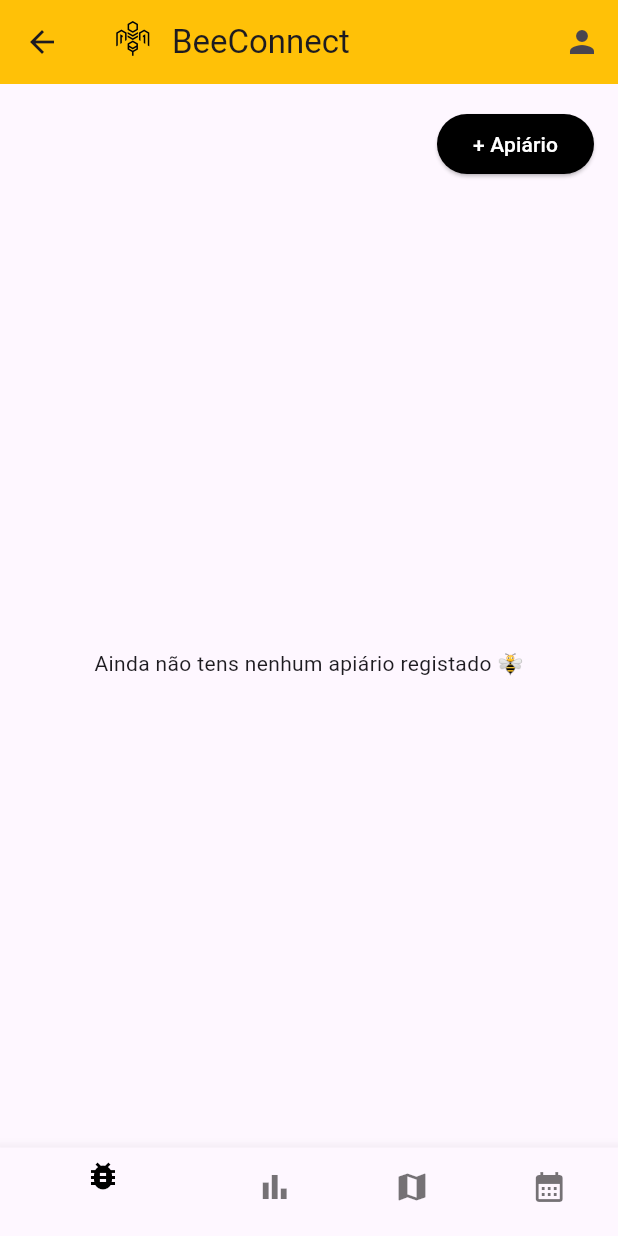
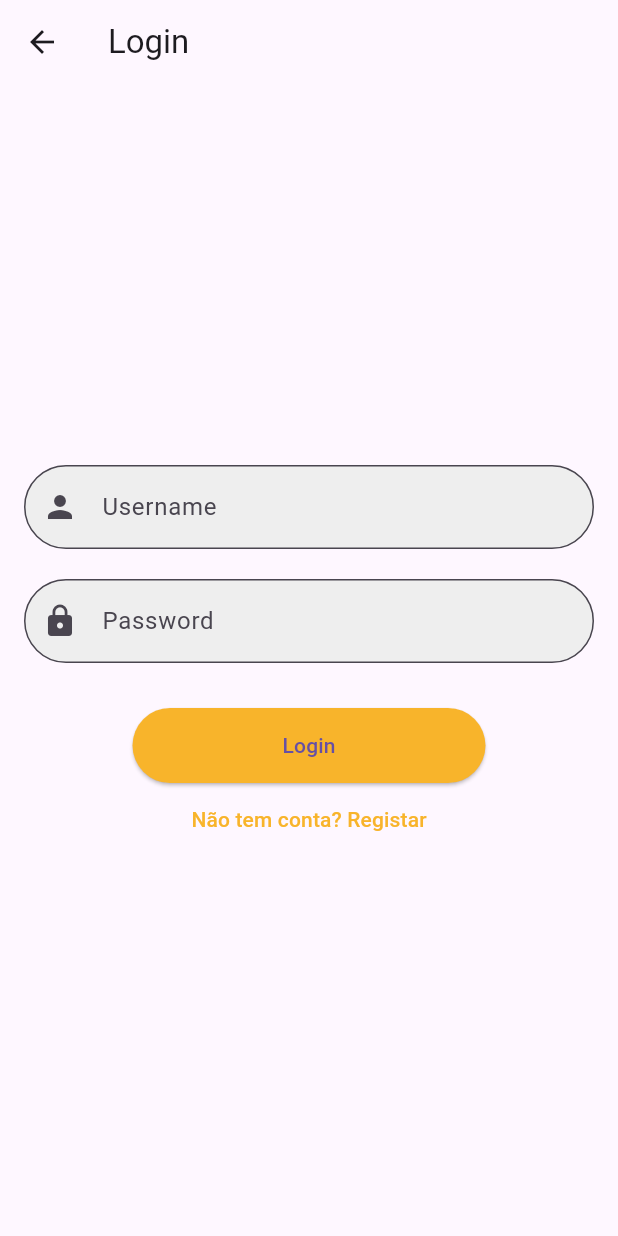
Before and after one commit to M10D12/Bee_Connect_fl, a Flutter app: the screen it shows after launch, on a phone screen of 412 x 824 dp. Run offline on Flutter 3.47's test engine with Material 3 defaults, Android fonts, the phone set to English and light mode, and no system bars; our stand-ins replace cloud_firestore, firebase_database, flutter_map, fluttertoast, geocoding, image_picker and 2 more; accounts and stored records are empty.

Commit message:
login register and profile init

```diff
--- a/lib/db/database_helper.dart
+++ b/lib/db/database_helper.dart
@@ -21,8 +21,9 @@ class DatabaseHelper {
 
     return await openDatabase(
       path,
-      version: 2,
+      version: 3,  // Versão atualizada
       onCreate: (db, version) async {
+        // Criando a tabela apiaries
         await db.execute('''
           CREATE TABLE apiaries (
             id INTEGER PRIMARY KEY AUTOINCREMENT,
@@ -35,6 +36,7 @@ class DatabaseHelper {
           )
         ''');
 
+        // Criando a tabela hives
         await db.execute('''
           CREATE TABLE hives (
             id TEXT PRIMARY KEY,
@@ -46,6 +48,27 @@ class DatabaseHelper {
             apiary_id TEXT
           )
         ''');
+
+        // Criando a tabela users
+        await db.execute('''
+          CREATE TABLE IF NOT EXISTS users (
+            id INTEGER PRIMARY KEY AUTOINCREMENT,
+            username TEXT,
+            password TEXT
+          )
+        ''');
+      },
+      onUpgrade: (db, oldVersion, newVersion) async {
+        // Quando a versão for atualizada, podemos incluir migrações aqui
+        if (oldVersion < 3) {
+          await db.execute('''
+            CREATE TABLE IF NOT EXISTS users (
+              id INTEGER PRIMARY KEY AUTOINCREMENT,
+              username TEXT,
+              password TEXT
+            )
+          ''');
+        }
       },
     );
   }
@@ -114,7 +137,6 @@ class DatabaseHelper {
     );
   }
 
-
   Future<List<Map<String, dynamic>>> getHivesByApiary(String apiaryId) async {
     final db = await database;
     return await db.query(
@@ -128,4 +150,50 @@ class DatabaseHelper {
     final db = await database;
     await db.delete('hives', where: 'id = ?', whereArgs: [id]);
   }
+
+  // ------------------ USERS ------------------
+
+  Future<void> insertUser(String username, String password) async {
+    final db = await database;
+    await db.insert(
+      'users',
+      {
+        'username': username,
+        'password': password,
+      },
+      conflictAlgorithm: ConflictAlgorithm.replace,
+    );
+  }
+
+  Future<Map<String, dynamic>?> getUser(String username) async {
+    final db = await database;
+    final result = await db.query(
+      'users',
+      where: 'username = ?',
+      whereArgs: [username],
+    );
+    if (result.isNotEmpty) {
+      return result.first;
+    }
+    return null;
+  }
+
+  Future<void> deleteUser(int id) async {
+    final db = await database;
+    await db.delete('users', where: 'id = ?', whereArgs: [id]);
+  }
+
+  Future<void> updateUserProfile(String userId, String name, String email, String? profilePicBase64) async {
+  final db = await database;
+  await db.update(
+    'users',
+    {
+      'username': name,
+      'email': email,
+      'profilePic': profilePicBase64,
+    },
+    where: 'id = ?',
+    whereArgs: [userId],
+  );
 }
+}
--- a/lib/main.dart
+++ b/lib/main.dart
@@ -1,8 +1,11 @@
 import 'package:beeconnect_flutter/screens/map_screen.dart';
+import 'package:beeconnect_flutter/screens/profile.dart';
 import 'package:flutter/material.dart';
 import 'package:beeconnect_flutter/screens/home_screen.dart';
 import 'package:beeconnect_flutter/screens/create_apiary.dart';
 import 'package:beeconnect_flutter/screens/apiary_screen.dart';
+import 'package:beeconnect_flutter/screens/login.dart';
+import 'package:beeconnect_flutter/screens/register.dart';
 import 'package:beeconnect_flutter/screens/create_hive.dart';
 
 void main() {
@@ -18,17 +21,27 @@ class BeeConnectApp extends StatelessWidget {
       title: 'BeeConnect',
       debugShowCheckedModeBanner: false,
       theme: ThemeData(primarySwatch: Colors.amber),
-      initialRoute: '/home',
+      initialRoute: '/login',
       onGenerateRoute: (settings) {
         switch (settings.name) {
           case '/home':
             return MaterialPageRoute(builder: (_) => const HomeScreen());
 
+          case '/profile':
+            return MaterialPageRoute(builder: (_) => const ProfileScreen());
+
+
           case '/createApiary':
             return MaterialPageRoute(builder: (_) => const CreateApiaryScreen());
 
+          case '/login':
+            return MaterialPageRoute(builder: (_) =>  LoginPage());
+
           case '/map_screen':
               return MaterialPageRoute(builder: (_) => const MapScreen());
+
+          case '/register':
+            return MaterialPageRoute(builder: (_) =>  RegisterPage());
 
           case '/apiaryScreen':
           final args = settings.arguments as Map<String, dynamic>;
--- /dev/null
+++ b/lib/screens/login.dart
@@ -0,0 +1,117 @@
+import 'package:flutter/material.dart';
+import 'package:fluttertoast/fluttertoast.dart';
+import 'package:beeconnect_flutter/db/database_helper.dart';
+
+class LoginPage extends StatefulWidget {
+  @override
+  _LoginPageState createState() => _LoginPageState();
+}
+
+class _LoginPageState extends State<LoginPage> {
+  final _usernameController = TextEditingController();
+  final _passwordController = TextEditingController();
+  bool isSubmitting = false;
+  String errorMsg = '';
+
+  final DatabaseHelper _dbHelper = DatabaseHelper();
+
+  @override
+  Widget build(BuildContext context) {
+    return Scaffold(
+      appBar: AppBar(title: Text('Login')),
+      body: Padding(
+        padding: const EdgeInsets.all(16.0),
+        child: Column(
+          mainAxisAlignment: MainAxisAlignment.center,
+          children: [
+            TextField(
+              controller: _usernameController,
+              decoration: InputDecoration(
+                labelText: 'Username',
+                prefixIcon: Icon(Icons.person),
+                border: OutlineInputBorder(
+                  borderRadius: BorderRadius.circular(30),
+                ),
+                filled: true,
+                fillColor: Colors.grey[200],
+              ),
+            ),
+            SizedBox(height: 20),
+            TextField(
+              controller: _passwordController,
+              obscureText: true,
+              decoration: InputDecoration(
+                labelText: 'Password',
+                prefixIcon: Icon(Icons.lock),
+                border: OutlineInputBorder(
+                  borderRadius: BorderRadius.circular(30),
+                ),
+                filled: true,
+                fillColor: Colors.grey[200],
+              ),
+            ),
+            SizedBox(height: 30),
+            ElevatedButton(
+              onPressed: isSubmitting ? null : _handleLogin,
+              child: isSubmitting
+                  ? CircularProgressIndicator()
+                  : Text('Login'),
+              style: ElevatedButton.styleFrom(
+                shape: RoundedRectangleBorder(
+                  borderRadius: BorderRadius.circular(30),
+                ), backgroundColor: Color(0xFFF8B42B),
+                padding: EdgeInsets.symmetric(vertical: 15, horizontal: 100),
+              ),
+            ),
+            TextButton(
+              onPressed: () {
+                Navigator.pushNamed(context, '/register');
+              },
+              child: Text("Não tem conta? Registar", style: TextStyle(color: Color(0xFFF8B42B))),
+            ),
+            if (errorMsg.isNotEmpty)
+              Padding(
+                padding: const EdgeInsets.only(top: 10),
+                child: Text(
+                  errorMsg,
+                  style: TextStyle(color: Colors.red),
+                ),
+              ),
+          ],
+        ),
+      ),
+    );
+  }
+
+  Future<void> _handleLogin() async {
+    setState(() {
+      isSubmitting = true;
+      errorMsg = '';
+    });
+
+    final username = _usernameController.text;
+    final password = _passwordController.text;
+
+    if (username.isNotEmpty && password.isNotEmpty) {
+      final user = await _dbHelper.getUser(username);
+
+      if (user != null && user['password'] == password) {
+        // Navigate to home page or dashboard
+        Fluttertoast.showToast(msg: "Login successful!");
+        Navigator.pushReplacementNamed(context, '/home');
+      } else {
+        setState(() {
+          errorMsg = 'Invalid username or password';
+        });
+      }
+    } else {
+      setState(() {
+        errorMsg = 'Please fill in both fields';
+      });
+    }
+
+    setState(() {
+      isSubmitting = false;
+    });
+  }
+}
--- a/pubspec.yaml
+++ b/pubspec.yaml
@@ -45,6 +45,7 @@ dependencies:
   latlong2: ^0.9.0
   image_picker: ^1.0.4
   geocoding: ^2.1.0
+  fluttertoast: ^8.0.9
 
 
 dev_dependencies:
```
Also changed, not shown: lib/screens/profile.dart (added, +147 -0 lines), lib/screens/register.dart (added, +103 -0 lines), pubspec.lock.
